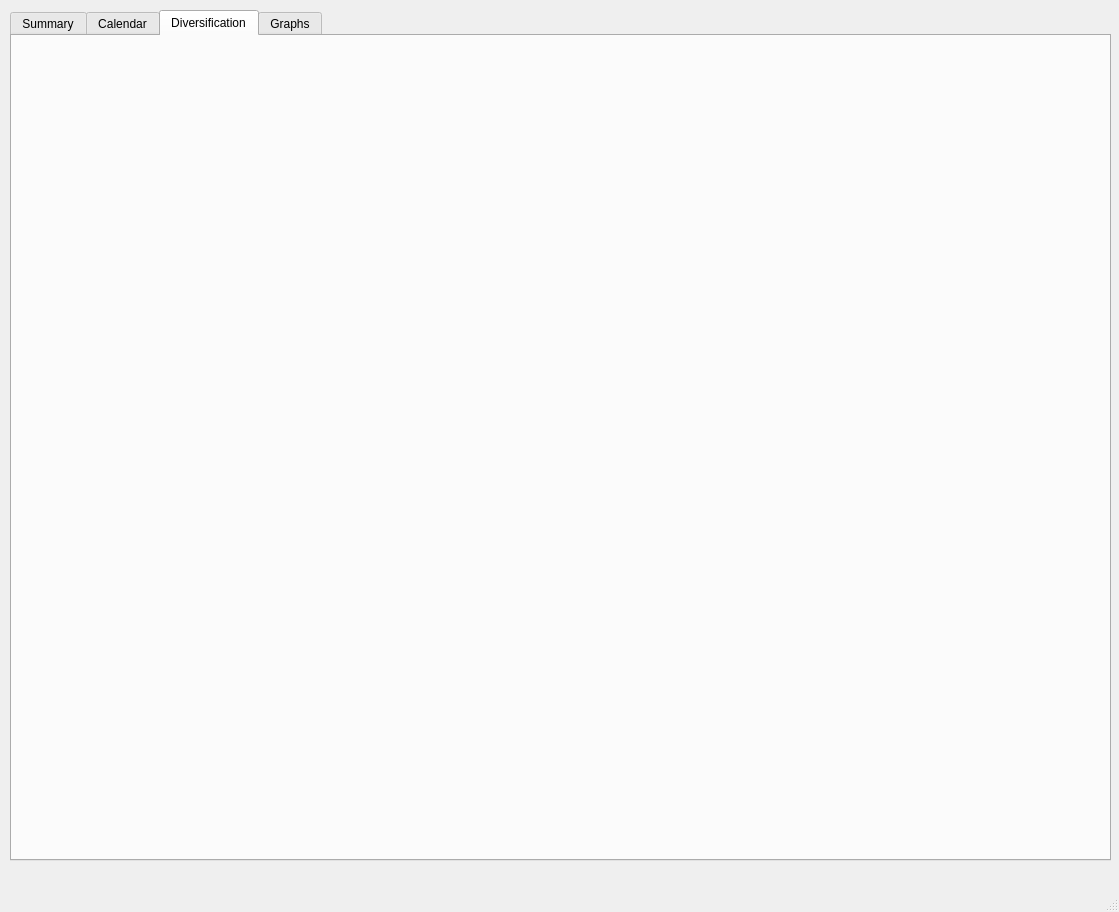
First picture: the form in divui.ui, repository neeraavi/pydiv, before the edit.
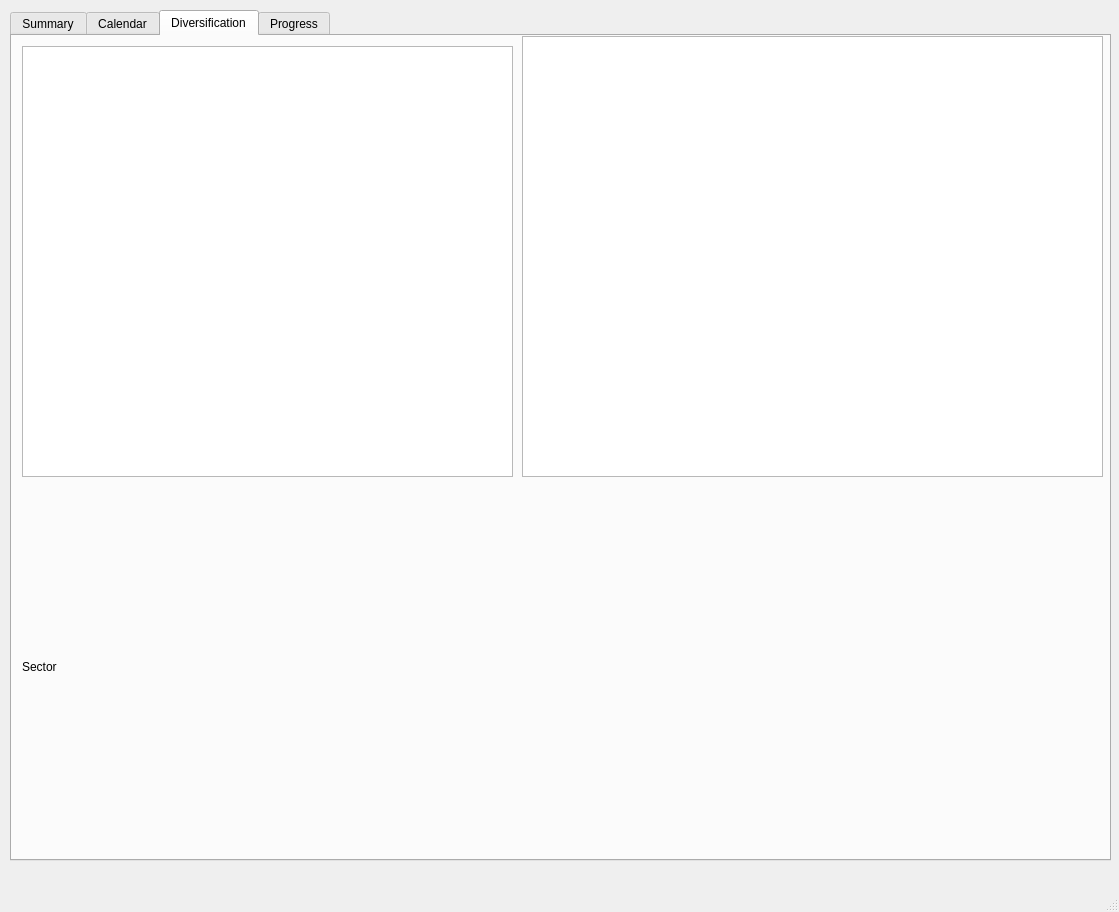
Second picture: the form after the edit. The open tabs and pages were chosen to show the change. Custom widgets are drawn as their Qt base class.

What changed in the file:
```diff
--- a/divui.ui
+++ b/divui.ui
@@ -346,6 +346,9 @@
         <height>791</height>
        </rect>
       </property>
+      <property name="selectionBehavior">
+       <enum>QAbstractItemView::SelectRows</enum>
+      </property>
       <attribute name="verticalHeaderVisible">
        <bool>false</bool>
       </attribute>
@@ -374,20 +377,68 @@
      <attribute name="title">
       <string>Diversification</string>
      </attribute>
+     <widget class="QTableView" name="sectorSummaryView">
+      <property name="geometry">
+       <rect>
+        <x>10</x>
+        <y>10</y>
+        <width>491</width>
+        <height>431</height>
+       </rect>
+      </property>
+      <property name="selectionMode">
+       <enum>QAbstractItemView::SingleSelection</enum>
+      </property>
+      <property name="selectionBehavior">
+       <enum>QAbstractItemView::SelectRows</enum>
+      </property>
+     </widget>
+     <widget class="QTableView" name="sectorDetailsView">
+      <property name="geometry">
+       <rect>
+        <x>510</x>
+        <y>0</y>
+        <width>581</width>
+        <height>441</height>
+       </rect>
+      </property>
+      <property name="selectionMode">
+       <enum>QAbstractItemView::SingleSelection</enum>
+      </property>
+      <property name="selectionBehavior">
+       <enum>QAbstractItemView::SelectRows</enum>
+      </property>
+     </widget>
+     <widget class="QLabel" name="image_label">
+      <property name="geometry">
+       <rect>
+        <x>10</x>
+        <y>450</y>
+        <width>1071</width>
+        <height>361</height>
+       </rect>
+      </property>
+      <property name="text">
+       <string>Sector</string>
+      </property>
+     </widget>
     </widget>
-    <widget class="QWidget" name="tab_4">
+    <widget class="QWidget" name="tab">
      <attribute name="title">
-      <string>Graphs</string>
+      <string>Progress</string>
      </attribute>
-     <widget class="MplWidget" name="plot_1" native="true">
+     <widget class="QLabel" name="graph_label">
       <property name="geometry">
        <rect>
         <x>10</x>
-        <y>20</y>
-        <width>1081</width>
-        <height>291</height>
+        <y>10</y>
+        <width>1071</width>
+        <height>791</height>
        </rect>
       </property>
+      <property name="text">
+       <string>Graph</string>
+      </property>
      </widget>
     </widget>
    </widget>
@@ -404,14 +455,6 @@
   </widget>
   <widget class="QStatusBar" name="statusbar"/>
  </widget>
- <customwidgets>
-  <customwidget>
-   <class>MplWidget</class>
-   <extends>QWidget</extends>
-   <header>mplwidget.h</header>
-   <container>1</container>
-  </customwidget>
- </customwidgets>
  <resources/>
  <connections/>
 </ui>
```
